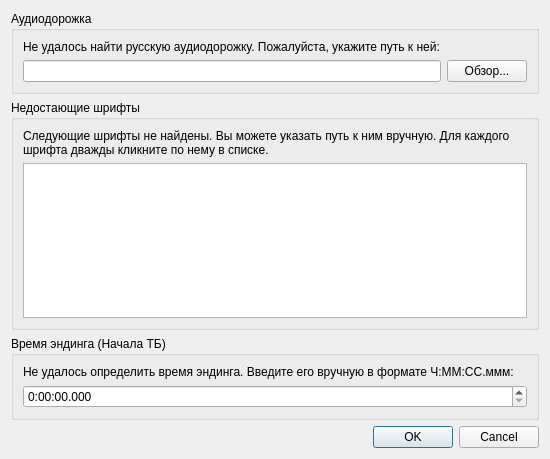
IceHoles/DubbingTool, file missingfilesdialog.ui: the form before one commit.
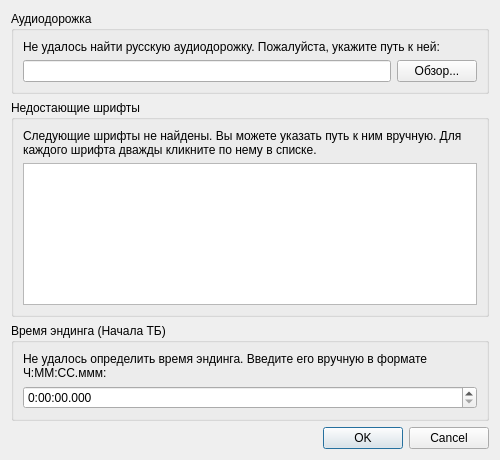
The form after the commit.

```diff
--- a/missingfilesdialog.ui
+++ b/missingfilesdialog.ui
@@ -6,10 +6,16 @@
    <rect>
     <x>0</x>
     <y>0</y>
-    <width>550</width>
-    <height>459</height>
+    <width>500</width>
+    <height>460</height>
    </rect>
   </property>
+  <property name="sizePolicy">
+   <sizepolicy hsizetype="Preferred" vsizetype="Preferred">
+    <horstretch>0</horstretch>
+    <verstretch>0</verstretch>
+   </sizepolicy>
+  </property>
   <property name="windowTitle">
    <string>Требуется ввод данных</string>
   </property>
```
Lines whose indentation alone changed are shown as unchanged.
